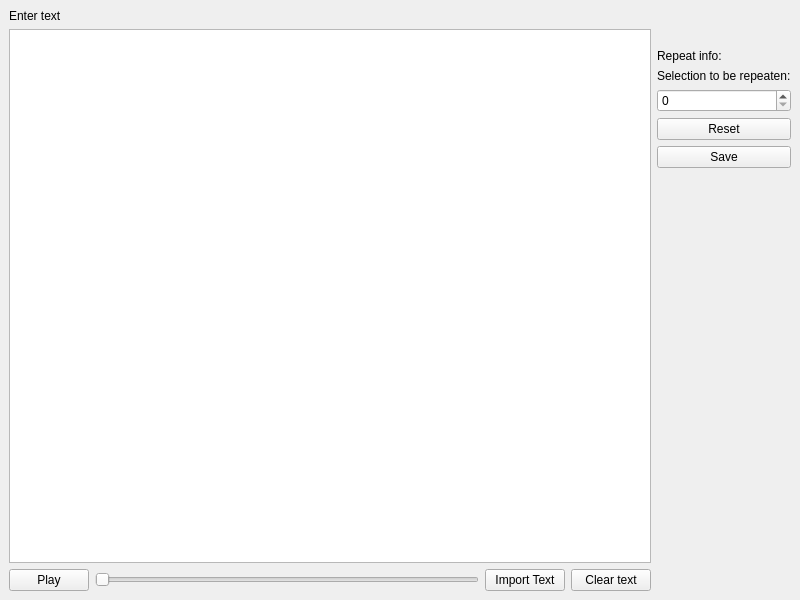
First picture: the form in qtui/draft1.ui, repository AkanshGrover/SpeakToMe, before the edit.
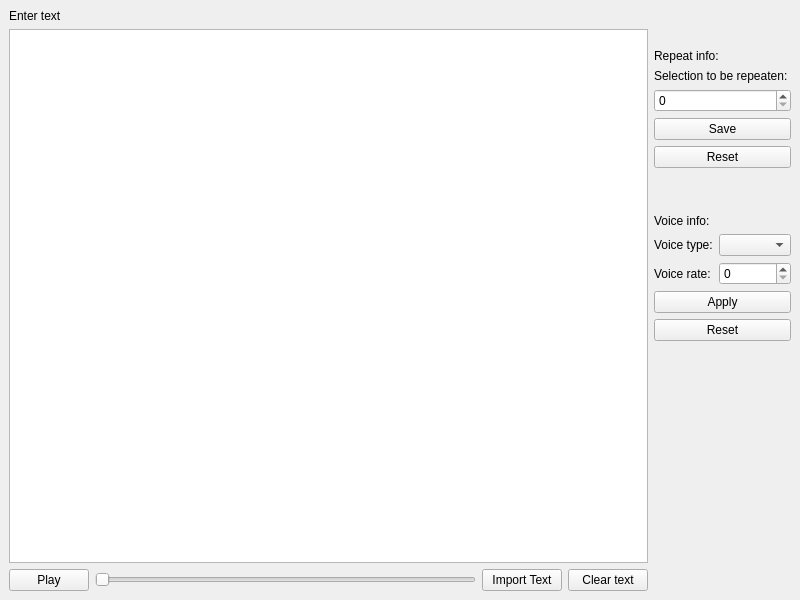
Second picture: the form after the edit.

Commit message: Switch to pyttsx3 for offline text-to-speech support

The edit to the form file:
```diff
--- a/qtui/draft1.ui
+++ b/qtui/draft1.ui
@@ -16,7 +16,7 @@
   <widget class="QWidget" name="centralwidget">
    <layout class="QHBoxLayout" name="horizontalLayout_2">
     <item>
-     <layout class="QVBoxLayout" name="verticalLayout_2">
+     <layout class="QVBoxLayout" name="verticalLayout_3">
       <item>
        <widget class="QLabel" name="toplabel">
         <property name="text">
@@ -69,23 +69,25 @@
      </layout>
     </item>
     <item>
+     <layout class="QVBoxLayout" name="verticalLayout_4">
+      <item>
+       <spacer name="verticalSpacer">
+        <property name="orientation">
+         <enum>Qt::Vertical</enum>
+        </property>
+        <property name="sizeType">
+         <enum>QSizePolicy::Minimum</enum>
+        </property>
+        <property name="sizeHint" stdset="0">
+         <size>
+          <width>20</width>
+          <height>40</height>
+         </size>
+        </property>
+       </spacer>
+      </item>
+      <item>
      <layout class="QVBoxLayout" name="verticalLayout">
-      <item>
-       <spacer name="verticalSpacer_2">
-        <property name="orientation">
-         <enum>Qt::Vertical</enum>
-        </property>
-        <property name="sizeType">
-         <enum>QSizePolicy::Minimum</enum>
-        </property>
-        <property name="sizeHint" stdset="0">
-         <size>
-          <width>20</width>
-          <height>40</height>
-         </size>
-        </property>
-       </spacer>
-      </item>
       <item>
        <widget class="QLabel" name="rlabel">
         <property name="text">
@@ -106,13 +108,6 @@
       <item>
        <widget class="QSpinBox" name="repeatnobox"/>
       </item>
-      <item>
-       <widget class="QPushButton" name="resetbtn">
-        <property name="text">
-         <string>Reset</string>
-        </property>
-       </widget>
-      </item>
       <item>
        <widget class="QPushButton" name="savebtn">
         <property name="text">
@@ -121,10 +116,22 @@
        </widget>
       </item>
       <item>
-       <spacer name="verticalSpacer">
+         <widget class="QPushButton" name="resetbtn">
+          <property name="text">
+           <string>Reset</string>
+          </property>
+         </widget>
+        </item>
+       </layout>
+      </item>
+      <item>
+       <spacer name="verticalSpacer_3">
         <property name="orientation">
          <enum>Qt::Vertical</enum>
         </property>
+        <property name="sizeType">
+         <enum>QSizePolicy::Minimum</enum>
+        </property>
         <property name="sizeHint" stdset="0">
          <size>
           <width>20</width>
@@ -133,6 +140,75 @@
         </property>
        </spacer>
       </item>
+      <item>
+       <layout class="QVBoxLayout" name="verticalLayout_2">
+        <item>
+         <widget class="QLabel" name="voiceinfolabel">
+          <property name="text">
+           <string>Voice info:</string>
+          </property>
+         </widget>
+        </item>
+        <item>
+         <layout class="QGridLayout" name="gridLayout">
+          <item row="0" column="0">
+           <widget class="QLabel" name="vlabel1">
+            <property name="text">
+             <string>Voice type:</string>
+            </property>
+           </widget>
+          </item>
+          <item row="0" column="1">
+           <widget class="QComboBox" name="voicegendercombobox"/>
+          </item>
+          <item row="1" column="0">
+           <widget class="QLabel" name="vlabel2">
+            <property name="text">
+             <string>Voice rate:</string>
+            </property>
+           </widget>
+          </item>
+          <item row="1" column="1">
+           <widget class="QSpinBox" name="voiceratespinbox">
+            <property name="maximum">
+             <number>1000</number>
+            </property>
+            <property name="singleStep">
+             <number>5</number>
+            </property>
+           </widget>
+          </item>
+         </layout>
+        </item>
+        <item>
+         <widget class="QPushButton" name="applyvoicebtn">
+          <property name="text">
+           <string>Apply</string>
+          </property>
+         </widget>
+        </item>
+        <item>
+         <widget class="QPushButton" name="resetvoicebtn">
+          <property name="text">
+           <string>Reset</string>
+          </property>
+         </widget>
+        </item>
+        <item>
+         <spacer name="verticalSpacer_2">
+          <property name="orientation">
+           <enum>Qt::Vertical</enum>
+          </property>
+          <property name="sizeHint" stdset="0">
+           <size>
+            <width>20</width>
+            <height>40</height>
+           </size>
+          </property>
+         </spacer>
+        </item>
+       </layout>
+      </item>
      </layout>
     </item>
    </layout>
```
Lines whose indentation alone changed are shown as unchanged. The commit also changes 2 other files.
